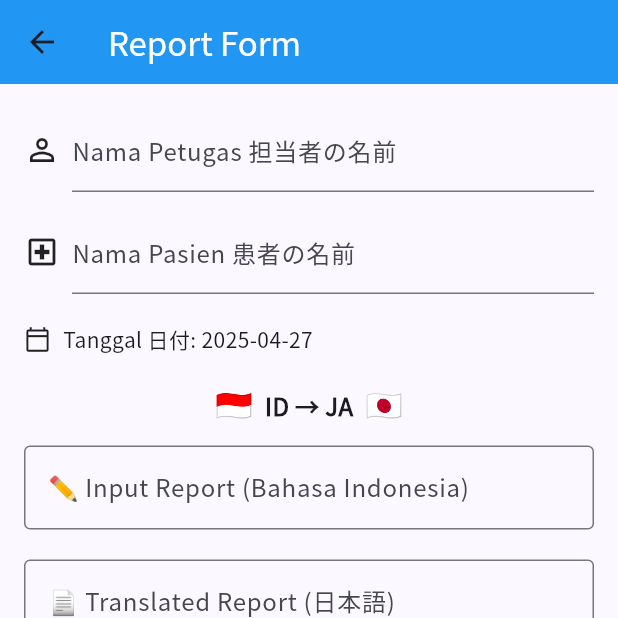
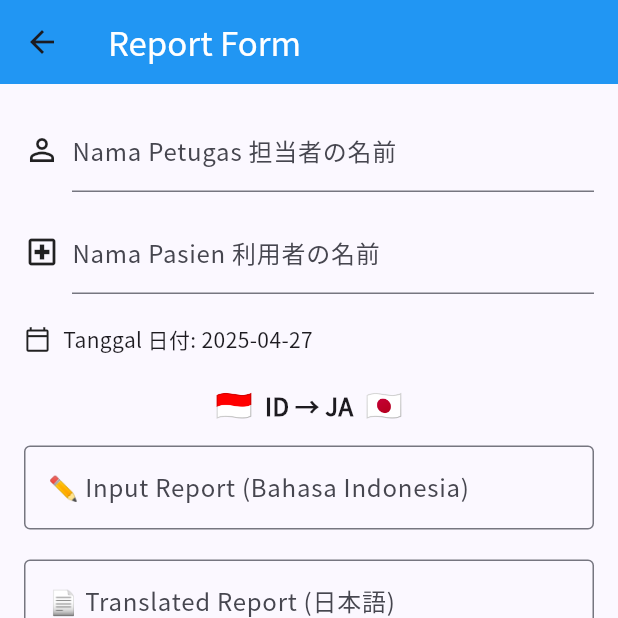
Before and after one commit to akuma13-dev/reportapp, a Flutter app: the ReportFormPage screen opened directly, on a phone screen of 412 x 824 dp, the top half of it. Run offline on Flutter 3.47's test engine with Material 3 defaults, Android fonts, the phone set to English and light mode, and no system bars; our stand-ins replace google_fonts, permission_handler, printing, share_plus, shared_preferences, sqflite; accounts and stored records are empty; network calls fail.

Commit message:
update soto kuah bening

```diff
--- a/lib/screens/report_form.dart
+++ b/lib/screens/report_form.dart
@@ -131,7 +131,7 @@ class _ReportFormPageState extends State<ReportFormPage> {
             children: [
               _buildTextField(_petugasController, 'Nama Petugas 担当者の名前', Icons.person_outline),
               const SizedBox(height: 12),
-              _buildTextField(_pasienController, 'Nama Pasien 患者の名前', Icons.local_hospital_outlined),
+              _buildTextField(_pasienController, 'Nama Pasien 利用者の名前', Icons.local_hospital_outlined),
               const SizedBox(height: 20),
               Row(
                 children: [
--- a/lib/services/pdf_generator.dart
+++ b/lib/services/pdf_generator.dart
@@ -38,7 +38,7 @@ class PdfGenerator {
                     ),
                     pw.SizedBox(height: 4),
                     pw.Text(
-                      "患者レポート",
+                      "利用者レポート",
                       style: pw.TextStyle(
                         font: notoSansJP,
                         fontSize: 18,
@@ -52,7 +52,7 @@ class PdfGenerator {
               pw.Divider(thickness: 1),
               pw.SizedBox(height: 20),
               _buildRow("Nama Petugas 担当者の名前", report.namaPetugas, notoSansJP),
-              _buildRow("Nama Pasien 患者の名前", report.namaPasien, notoSansJP),
+              _buildRow("Nama Pasien 利用者の名前", report.namaPasien, notoSansJP),
               _buildRow("Tanggal 日付", report.tanggal, notoSansJP),
               pw.SizedBox(height: 20),
               pw.Text("Input Report 入力レポート:", style: _sectionTitleStyle(notoSansJP)),
```
Also changed, not shown: lib/screens/preview_page.dart (+6 -6 lines).
